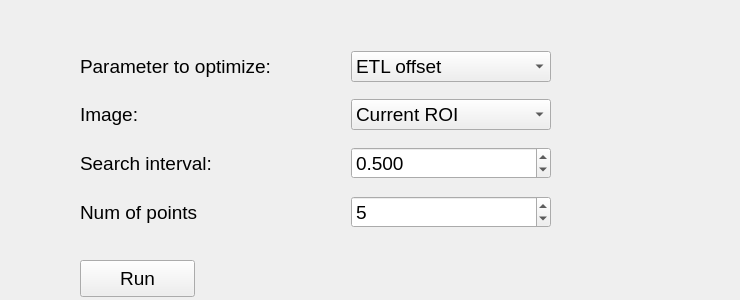
Qt form mesoSPIM/gui/mesoSPIM_Optimizer.ui (mesoSPIM/mesoSPIM-control) before a commit.
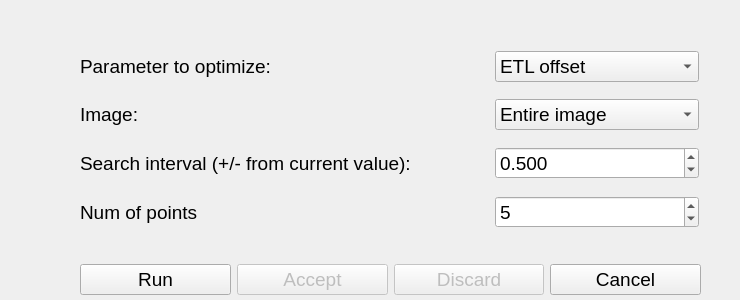
The same form after that commit.

Commit message: basic GUI for ETL optimizer working, not tested in situ yet.

Patch:
```diff
--- a/mesoSPIM/gui/mesoSPIM_Optimizer.ui
+++ b/mesoSPIM/gui/mesoSPIM_Optimizer.ui
@@ -13,30 +13,12 @@
   <property name="windowTitle">
    <string>Form</string>
   </property>
-  <widget class="QPushButton" name="runButton">
-   <property name="geometry">
-    <rect>
-     <x>80</x>
-     <y>260</y>
-     <width>115</width>
-     <height>37</height>
-    </rect>
-   </property>
-   <property name="font">
-    <font>
-     <pointsize>14</pointsize>
-    </font>
-   </property>
-   <property name="text">
-    <string>Run</string>
-   </property>
-  </widget>
   <widget class="QWidget" name="layoutWidget">
    <property name="geometry">
     <rect>
      <x>80</x>
      <y>40</y>
-     <width>471</width>
+     <width>619</width>
      <height>203</height>
     </rect>
    </property>
@@ -99,11 +81,6 @@
         <pointsize>14</pointsize>
        </font>
       </property>
-      <item>
-       <property name="text">
-        <string>Current ROI</string>
-       </property>
-      </item>
       <item>
        <property name="text">
         <string>Entire image</string>
@@ -143,7 +120,7 @@
        </font>
       </property>
       <property name="text">
-       <string>Search interval:</string>
+       <string>Search interval (+/- from current value):</string>
       </property>
      </widget>
     </item>
@@ -173,6 +150,75 @@
     </item>
    </layout>
   </widget>
+  <widget class="QWidget" name="">
+   <property name="geometry">
+    <rect>
+     <x>80</x>
+     <y>260</y>
+     <width>621</width>
+     <height>39</height>
+    </rect>
+   </property>
+   <layout class="QHBoxLayout" name="horizontalLayout">
+    <item>
+     <widget class="QPushButton" name="runButton">
+      <property name="font">
+       <font>
+        <pointsize>14</pointsize>
+       </font>
+      </property>
+      <property name="text">
+       <string>Run</string>
+      </property>
+     </widget>
+    </item>
+    <item>
+     <widget class="QPushButton" name="acceptButton">
+      <property name="enabled">
+       <bool>false</bool>
+      </property>
+      <property name="font">
+       <font>
+        <pointsize>14</pointsize>
+       </font>
+      </property>
+      <property name="text">
+       <string>Accept</string>
+      </property>
+     </widget>
+    </item>
+    <item>
+     <widget class="QPushButton" name="discardButton">
+      <property name="enabled">
+       <bool>false</bool>
+      </property>
+      <property name="font">
+       <font>
+        <pointsize>14</pointsize>
+       </font>
+      </property>
+      <property name="text">
+       <string>Discard</string>
+      </property>
+     </widget>
+    </item>
+    <item>
+     <widget class="QPushButton" name="cancelButton">
+      <property name="enabled">
+       <bool>true</bool>
+      </property>
+      <property name="font">
+       <font>
+        <pointsize>14</pointsize>
+       </font>
+      </property>
+      <property name="text">
+       <string>Cancel</string>
+      </property>
+     </widget>
+    </item>
+   </layout>
+  </widget>
  </widget>
  <resources/>
  <connections/>
```
Left out of the diff: 8 changed lines with no effect on the pictures. The commit also changes 2 other files.
